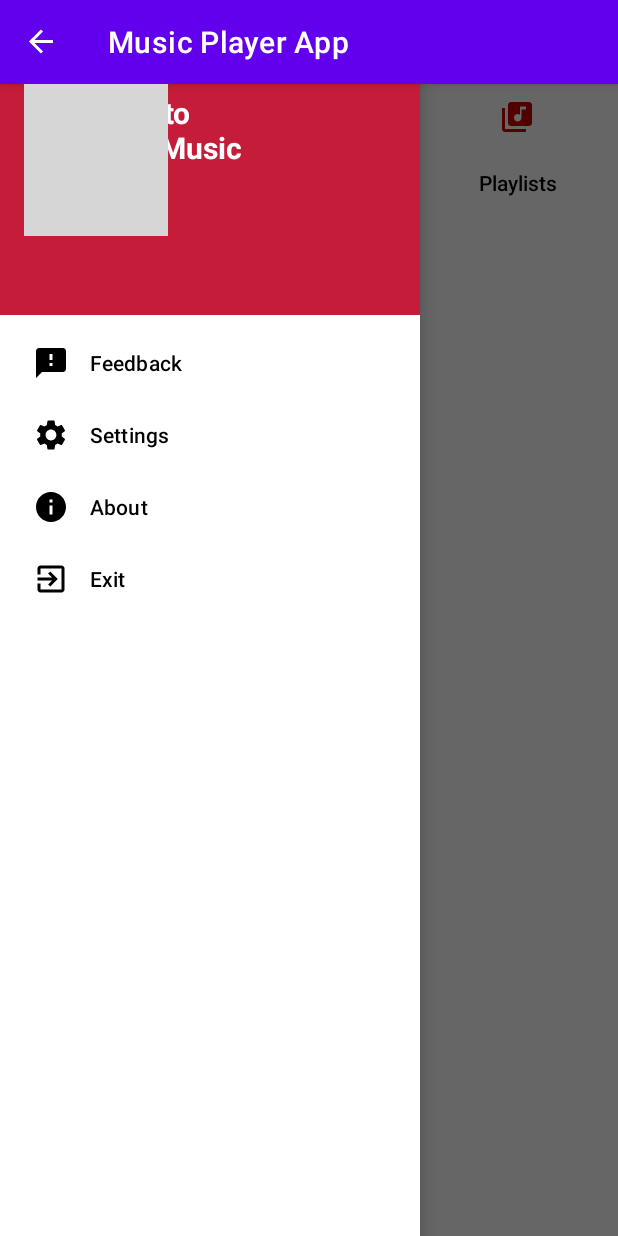
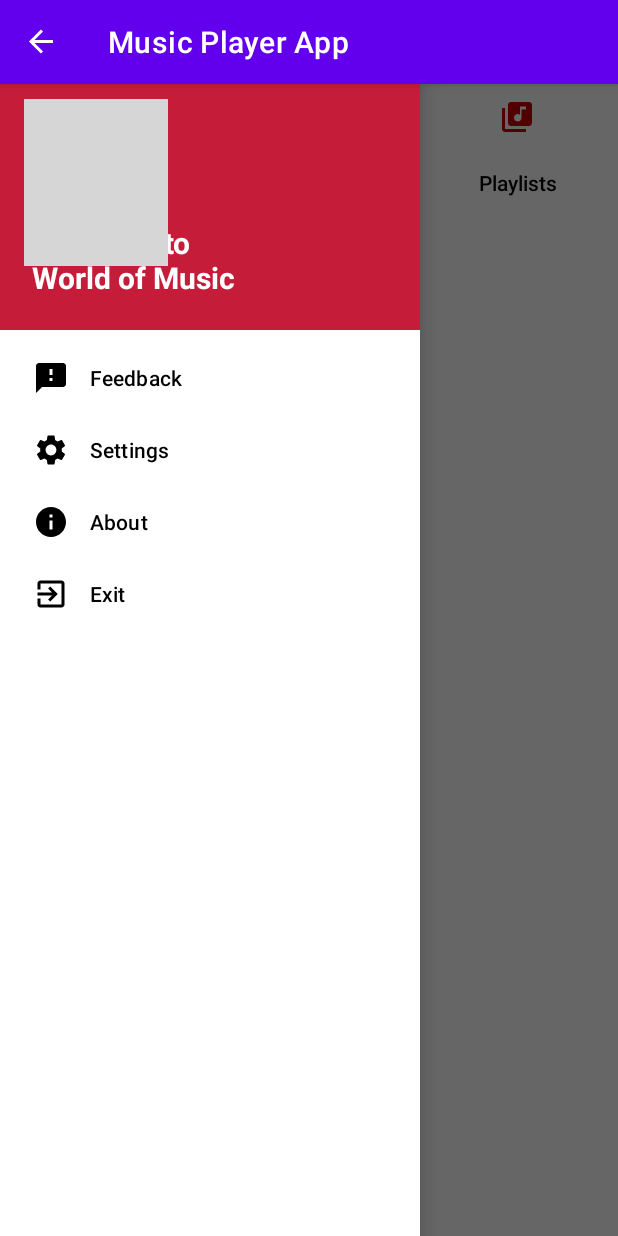
Before and after one commit to 200103522/final_app, an Android app: the screen it shows after launch (MainActivity), in the side drawer, after a tap on "Settings", on a phone screen of 412 x 824 dp. Run offline under Robolectric (Android 15) with nearby library versions, the phone set to English and light mode, and no system bars; grey boxes are pictures that could not be loaded.

Commit message:
app_navigation_drawer

```diff
--- a/app/src/main/java/com/example/musicplayerapp/MainActivity.kt
+++ b/app/src/main/java/com/example/musicplayerapp/MainActivity.kt
@@ -9,6 +9,7 @@ import androidx.appcompat.app.ActionBarDrawerToggle
 import androidx.appcompat.app.AppCompatActivity
 import androidx.core.app.ActivityCompat
 import com.example.musicplayerapp.databinding.ActivityMainBinding
+import kotlin.system.exitProcess
 
 class MainActivity : AppCompatActivity() {
 
@@ -38,6 +39,17 @@ class MainActivity : AppCompatActivity() {
             startActivity(Intent(this@MainActivity, PlaylistActivity::class.java))
         }
 
+        binding.navView.setNavigationItemSelectedListener() {
+            when(it.itemId)
+            {
+                R.id.navFeedback ->Toast.makeText(baseContext, "Feedback", Toast.LENGTH_SHORT).show()
+                R.id.navSetting ->Toast.makeText(baseContext, "Settings", Toast.LENGTH_SHORT).show()
+                R.id.navAbout ->Toast.makeText(baseContext, "About", Toast.LENGTH_SHORT).show()
+                R.id.navExit -> exitProcess(1)
+            }
+            true
+        }
+
     }
 
     private fun requestRuntimePermission(){
--- a/app/src/main/res/layout/activity_main.xml
+++ b/app/src/main/res/layout/activity_main.xml
@@ -70,6 +70,7 @@
     </LinearLayout>
 
     <com.google.android.material.navigation.NavigationView
+        android:id="@+id/navView"
         android:layout_width="wrap_content"
         android:layout_height="match_parent"
         android:layout_gravity="start"
--- a/app/src/main/res/layout/activity_playlist.xml
+++ b/app/src/main/res/layout/activity_playlist.xml
@@ -44,11 +44,6 @@
         app:iconTint="#C51C39"
         app:strokeColor="#C51C39"
         app:strokeWidth="2dp"
-        app:layout_constraintBottom_toBottomOf="parent"
-        app:layout_constraintEnd_toEndOf="parent"
-        app:layout_constraintHorizontal_bias="0.9"
-        app:layout_constraintStart_toStartOf="parent"
-        app:layout_constraintTop_toTopOf="parent"
-        app:layout_constraintVertical_bias="0.9" />
+        />
 
 </androidx.constraintlayout.widget.ConstraintLayout>
--- a/app/src/main/res/layout/navigation_header.xml
+++ b/app/src/main/res/layout/navigation_header.xml
@@ -1,18 +1,22 @@
 <?xml version="1.0" encoding="utf-8"?>
 <androidx.constraintlayout.widget.ConstraintLayout xmlns:android="http://schemas.android.com/apk/res/android"
+    xmlns:tools="http://schemas.android.com/tools"
     android:layout_width="match_parent"
     android:layout_height="170dp"
+    xmlns:app="http://schemas.android.com/apk/res-auto"
     android:padding="16dp"
     android:background="#C51C39"
     android:orientation="vertical"
-    android:layout_marginTop="40dp">
+    android:layout_marginTop="50dp">
 
     <ImageView
         android:layout_width="wrap_content"
         android:layout_height="wrap_content"
-        android:paddingTop="5dp"
+        android:contentDescription="@string/app_icon"
+        android:paddingTop="15dp"
         android:src="@mipmap/ic_icon_round"
-        android:contentDescription="@string/app_icon"/>
+        tools:layout_editor_absoluteX="16dp"
+        tools:layout_editor_absoluteY="-10dp" />
 
     <TextView
         android:layout_width="match_parent"
@@ -21,6 +25,11 @@
         android:text="@string/navigation_text"
         android:textColor="@color/white"
         android:textSize="20sp"
-        android:textStyle="bold"/>
+        android:textStyle="bold"
+        app:layout_constraintBottom_toBottomOf="parent"
+        app:layout_constraintEnd_toEndOf="parent"
+        app:layout_constraintStart_toStartOf="parent"
+        app:layout_constraintTop_toTopOf="parent"
+        app:layout_constraintVertical_bias="1.0" />
 
 </androidx.constraintlayout.widget.ConstraintLayout>
--- a/app/src/main/res/values/strings.xml
+++ b/app/src/main/res/values/strings.xml
@@ -16,7 +16,7 @@
     <string name="open">Open</string>
     <string name="close">Close</string>
     <string name="app_icon">Icon</string>
-    <string name="navigation_text">Welcome to\n World of Music</string>
+    <string name="navigation_text">Welcome to\nWorld of Music</string>
     <string name="feedback">Feedback</string>
     <string name="settings">Settings</string>
     <string name="about">About</string>
```
